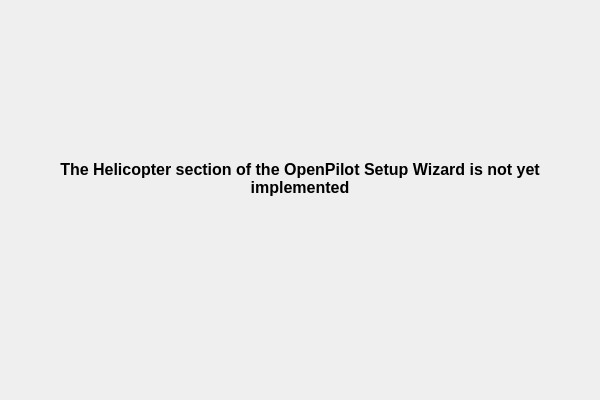
Old version of the form ground/openpilotgcs/src/plugins/setupwizard/pages/helipage.ui in the repository librepilot/LibrePilot.
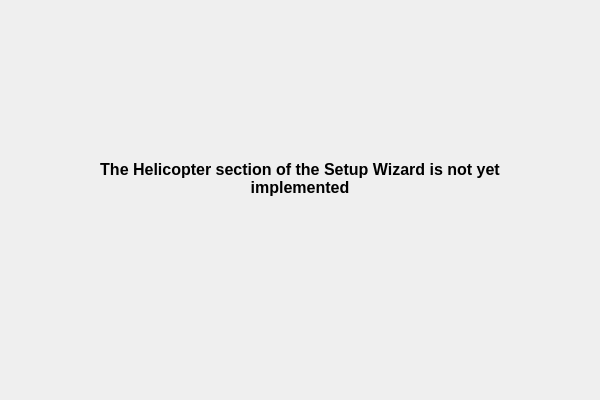
New version of the form.

The edit to the form file:
```diff
--- a/ground/openpilotgcs/src/plugins/setupwizard/pages/helipage.ui
+++ b/ground/openpilotgcs/src/plugins/setupwizard/pages/helipage.ui
@@ -23,7 +23,7 @@
     </rect>
    </property>
    <property name="text">
-    <string>&lt;html&gt;&lt;head/&gt;&lt;body&gt;&lt;p align=&quot;center&quot;&gt;&lt;span style=&quot; font-family:'MS Shell Dlg 2'; font-size:12pt; font-weight:600;&quot;&gt;The Helicopter section of the OpenPilot Setup Wizard is not yet implemented&lt;/span&gt;&lt;br/&gt;&lt;/p&gt;&lt;/body&gt;&lt;/html&gt;</string>
+    <string>&lt;html&gt;&lt;head/&gt;&lt;body&gt;&lt;p align=&quot;center&quot;&gt;&lt;span style=&quot; font-family:'MS Shell Dlg 2'; font-size:12pt; font-weight:600;&quot;&gt;The Helicopter section of the Setup Wizard is not yet implemented&lt;/span&gt;&lt;br/&gt;&lt;/p&gt;&lt;/body&gt;&lt;/html&gt;</string>
    </property>
    <property name="alignment">
     <set>Qt::AlignHCenter|Qt::AlignTop</set>
```
